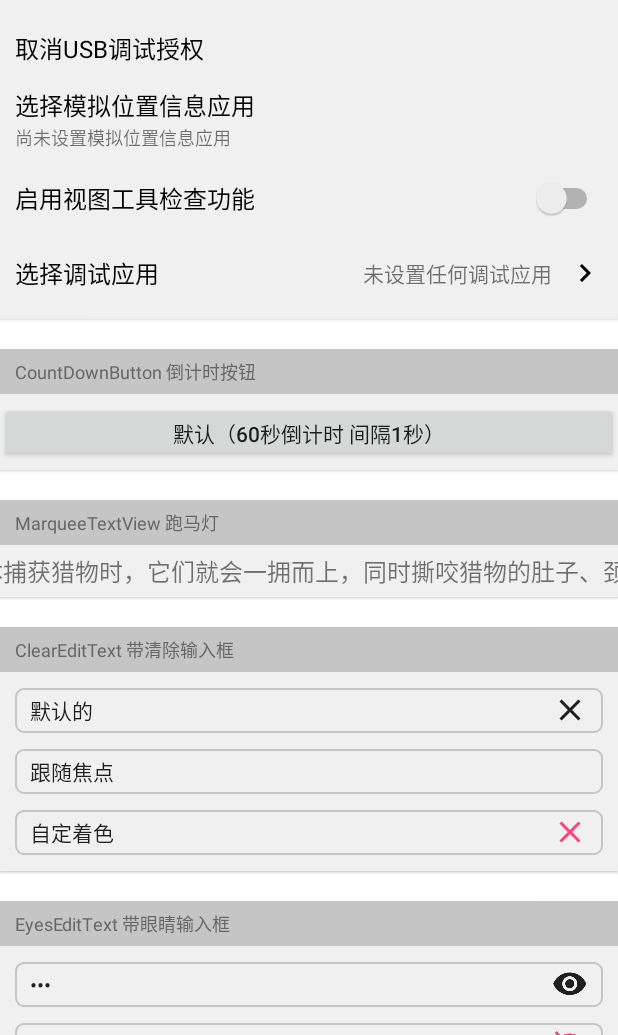
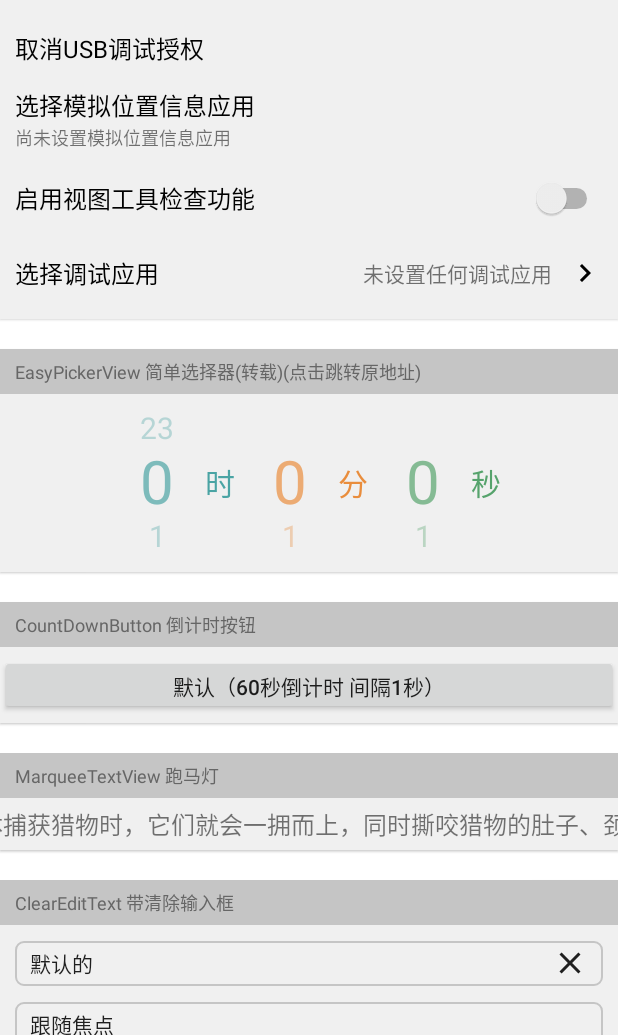
Before and after one commit to magician-f/Hyena, an Android app: the ViewActivity screen opened directly, with no data from a screen before it, on a phone screen of 412 x 824 dp, the part 201-1236 px from its top. Run offline under Robolectric (Android 15) with nearby library versions, the phone set to English and light mode, and no system bars.

```diff
--- a/app/src/main/AndroidManifest.xml
+++ b/app/src/main/AndroidManifest.xml
@@ -32,9 +32,6 @@
         <activity android:name=".ui.LoginActivity"
             android:label="登录"/>
 
-        <activity android:name=".ui.EasyPickerActivity"
-            android:label="简单的选择器"/>
-
     </application>
 
 </manifest>
--- a/app/src/main/java/com/test/hyena/ui/ViewActivity.java
+++ b/app/src/main/java/com/test/hyena/ui/ViewActivity.java
@@ -1,13 +1,18 @@
 package com.test.hyena.ui;
 
+import android.content.Intent;
+import android.net.Uri;
 import android.os.Bundle;
 import android.text.Editable;
 import android.text.TextWatcher;
 import android.view.View;
 
 import com.knifestone.hyena.view.button.CountDownButton;
+import com.knifestone.hyena.view.picker.EasyPickerView;
 import com.test.hyena.R;
 import com.test.hyena.base.ToolbarActivity;
+
+import java.util.ArrayList;
 
 /**
  * 简介:
@@ -47,7 +52,7 @@ public class ViewActivity extends ToolbarActivity {
 
             }
         });
-
+        initEasyPickerView();
     }
 
     @Override
@@ -55,5 +60,44 @@ public class ViewActivity extends ToolbarActivity {
 
     }
 
+    private void initEasyPickerView() {
+        //时
+        EasyPickerView epvH = (EasyPickerView) findViewById(R.id.epvH);
+        final ArrayList<String> dataList1 = new ArrayList<>();
+        for (int i = 0; i < 24; i++)
+            dataList1.add("" + i);
+        epvH.setDataList(dataList1);
+        epvH.setOnScrollChangedListener(new EasyPickerView.OnScrollChangedListener() {
+            @Override
+            public void onScrollChanged(int curIndex) {
+                //Integer.parseInt(hDataList.get(curIndex));
+            }
+
+            @Override
+            public void onScrollFinished(int curIndex) {
+            }
+        });
+        //分
+        EasyPickerView epvM = (EasyPickerView) findViewById(R.id.epvM);
+        final ArrayList<String> dataList2 = new ArrayList<>();
+        for (int i = 0; i < 60; i++)
+            dataList2.add("" + i);
+        epvM.setDataList(dataList2);
+        //秒
+        EasyPickerView epvS = (EasyPickerView) findViewById(R.id.epvS);
+        final ArrayList<String> dataList3 = new ArrayList<>();
+        for (int i = 0; i < 60; i++)
+            dataList3.add("" + i);
+        epvS.setDataList(dataList3);
+    }
+
+    public void goHttp(View view) {
+        Intent intent = new Intent();
+        intent.setAction("android.intent.action.VIEW");
+        Uri content_url = Uri.parse("https://github.com/huzenan/EasyPickerView");
+        intent.setData(content_url);
+        startActivity(intent);
+    }
+
 
 }
--- a/app/src/main/res/layout/activity_main.xml
+++ b/app/src/main/res/layout/activity_main.xml
@@ -25,10 +25,4 @@
         android:text="一个优雅的登录页"
         android:onClick="一个优雅的登录页"/>
 
-    <Button
-        android:layout_width="match_parent"
-        android:layout_height="wrap_content"
-        android:text="简单选择器"
-        android:onClick="简单选择器"/>
-
 </LinearLayout>
--- a/app/src/main/res/layout/activity_view.xml
+++ b/app/src/main/res/layout/activity_view.xml
@@ -81,6 +81,90 @@
 
             <com.knifestone.hyena.view.textview.MarqueeTextView
                 style="@style/TextViewTitleSmallLow"
+                android:onClick="goHttp"
+                android:text="EasyPickerView 简单选择器(转载)(点击跳转原地址)" />
+
+            <LinearLayout
+                android:layout_width="match_parent"
+                android:layout_height="wrap_content"
+                android:gravity="center"
+                android:orientation="horizontal">
+
+                <com.knifestone.hyena.view.picker.EasyPickerView
+                    android:id="@+id/epvH"
+                    android:layout_width="wrap_content"
+                    android:layout_height="wrap_content"
+                    android:paddingLeft="15dp"
+                    android:paddingRight="15dp"
+                    item:epvMaxShowNum="3"
+                    item:epvRecycleMode="true"
+                    item:epvTextColor="#4aa4a4"
+                    item:epvTextMaxScale="2.0"
+                    item:epvTextMinAlpha="0.35"
+                    item:epvTextPadding="10dp"
+                    item:epvTextSize="20sp" />
+
+                <TextView
+                    android:layout_width="wrap_content"
+                    android:layout_height="wrap_content"
+                    android:layout_marginLeft="5dp"
+                    android:text="时"
+                    android:textColor="#4aa4a4"
+                    android:textSize="20sp" />
+
+                <com.knifestone.hyena.view.picker.EasyPickerView
+                    android:id="@+id/epvM"
+                    android:layout_width="wrap_content"
+                    android:layout_height="wrap_content"
+                    android:layout_marginLeft="10dp"
+                    android:paddingLeft="15dp"
+                    android:paddingRight="15dp"
+                    item:epvMaxShowNum="3"
+                    item:epvRecycleMode="false"
+                    item:epvTextColor="#e98d3c"
+                    item:epvTextMaxScale="2.0"
+                    item:epvTextMinAlpha="0.35"
+                    item:epvTextPadding="10dp"
+                    item:epvTextSize="20sp" />
+
+                <TextView
+                    android:layout_width="wrap_content"
+                    android:layout_height="wrap_content"
+                    android:layout_marginLeft="5dp"
+                    android:text="分"
+                    android:textColor="#e98d3c"
+                    android:textSize="20sp" />
+
+                <com.knifestone.hyena.view.picker.EasyPickerView
+                    android:id="@+id/epvS"
+                    android:layout_width="wrap_content"
+                    android:layout_height="wrap_content"
+                    android:layout_marginLeft="10dp"
+                    android:paddingLeft="15dp"
+                    android:paddingRight="15dp"
+                    item:epvMaxShowNum="3"
+                    item:epvRecycleMode="false"
+                    item:epvTextColor="#56A36C"
+                    item:epvTextMaxScale="2.0"
+                    item:epvTextMinAlpha="0.35"
+                    item:epvTextPadding="10dp"
+                    item:epvTextSize="20sp" />
+
+                <TextView
+                    android:layout_width="wrap_content"
+                    android:layout_height="wrap_content"
+                    android:layout_marginLeft="5dp"
+                    android:text="秒"
+                    android:textColor="#56A36C"
+                    android:textSize="20sp" />
+            </LinearLayout>
+
+        </LinearLayout>
+
+        <LinearLayout style="@style/LayoutShapeDefault">
+
+            <com.knifestone.hyena.view.textview.MarqueeTextView
+                style="@style/TextViewTitleSmallLow"
                 android:text="CountDownButton 倒计时按钮" />
 
             <com.knifestone.hyena.view.button.CountDownButton
@@ -149,7 +233,6 @@
         </LinearLayout>
 
 
-
     </LinearLayout>
 
 </ScrollView>
```
Also changed, not shown: app/src/main/java/com/test/hyena/ui/EasyPickerActivity.java (deleted, +0 -158 lines), app/src/main/java/com/test/hyena/ui/MainActivity.java (+0 -3 lines), app/src/main/res/layout/activity_easy_picker.xml (deleted, +0 -139 lines), 2 other files.
